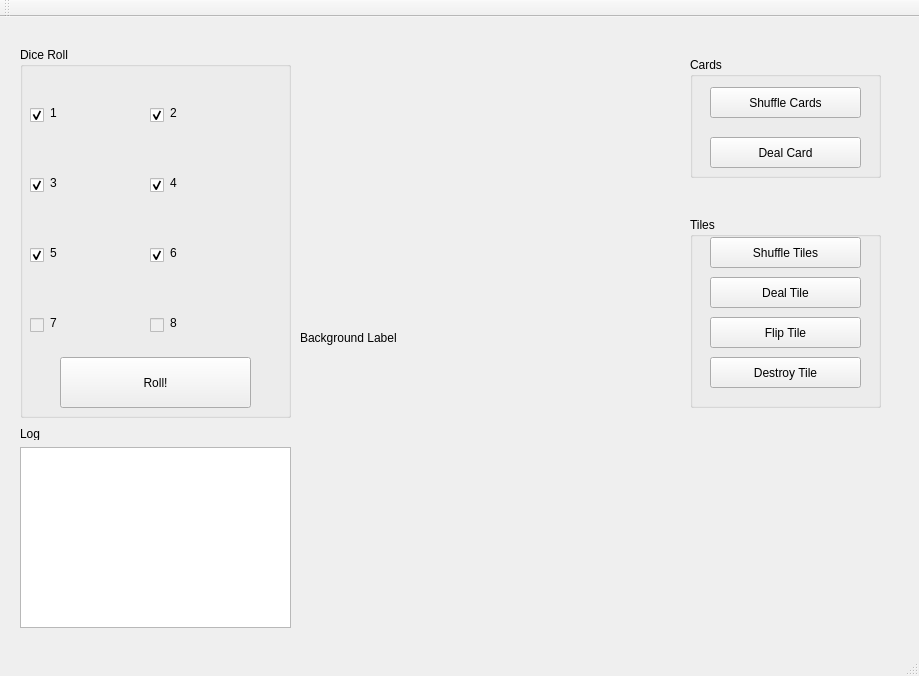
Old version of the form mainwindow.ui in the repository adnanutayim/KONY.
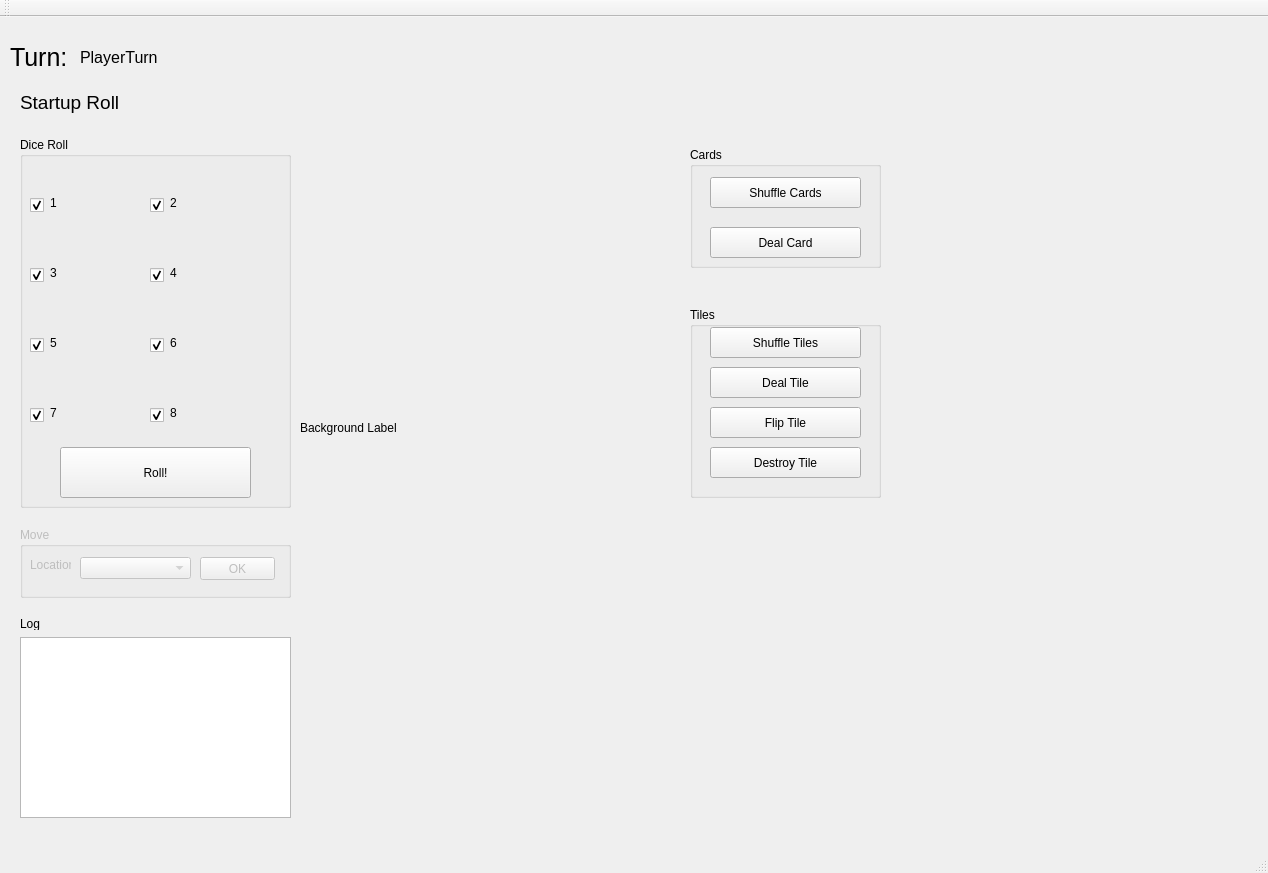
New version of the form.

```diff
--- a/mainwindow.ui
+++ b/mainwindow.ui
@@ -6,8 +6,8 @@
    <rect>
     <x>0</x>
     <y>0</y>
-    <width>919</width>
-    <height>676</height>
+    <width>1268</width>
+    <height>873</height>
    </rect>
   </property>
   <property name="windowTitle">
@@ -18,7 +18,7 @@
     <property name="geometry">
      <rect>
       <x>20</x>
-      <y>410</y>
+      <y>600</y>
       <width>47</width>
       <height>13</height>
      </rect>
@@ -31,7 +31,7 @@
     <property name="geometry">
      <rect>
       <x>20</x>
-      <y>30</y>
+      <y>120</y>
       <width>271</width>
       <height>371</height>
      </rect>
@@ -105,7 +105,7 @@
     </widget>
     <widget class="QCheckBox" name="diceCheckBox_7">
      <property name="enabled">
-      <bool>false</bool>
+      <bool>true</bool>
      </property>
      <property name="geometry">
       <rect>
@@ -118,6 +118,9 @@
      <property name="text">
       <string/>
      </property>
+     <property name="checked">
+      <bool>true</bool>
+     </property>
     </widget>
     <widget class="QCheckBox" name="diceCheckBox_4">
      <property name="geometry">
@@ -153,7 +156,7 @@
     </widget>
     <widget class="QCheckBox" name="diceCheckBox_8">
      <property name="enabled">
-      <bool>false</bool>
+      <bool>true</bool>
      </property>
      <property name="geometry">
       <rect>
@@ -166,6 +169,9 @@
      <property name="text">
       <string/>
      </property>
+     <property name="checked">
+      <bool>true</bool>
+     </property>
     </widget>
     <widget class="QLabel" name="diceLabel1">
      <property name="geometry">
@@ -289,7 +295,7 @@
     <property name="geometry">
      <rect>
       <x>20</x>
-      <y>430</y>
+      <y>620</y>
       <width>271</width>
       <height>181</height>
      </rect>
@@ -299,7 +305,7 @@
     <property name="geometry">
      <rect>
       <x>690</x>
-      <y>40</y>
+      <y>130</y>
       <width>191</width>
       <height>121</height>
      </rect>
@@ -338,7 +344,7 @@
     <property name="geometry">
      <rect>
       <x>690</x>
-      <y>200</y>
+      <y>290</y>
       <width>191</width>
       <height>191</height>
      </rect>
@@ -403,7 +409,7 @@
     <property name="geometry">
      <rect>
       <x>300</x>
-      <y>30</y>
+      <y>120</y>
       <width>361</width>
       <height>581</height>
      </rect>
@@ -412,6 +418,112 @@
      <string>Background Label</string>
     </property>
    </widget>
+   <widget class="QLabel" name="label_2">
+    <property name="geometry">
+     <rect>
+      <x>10</x>
+      <y>20</y>
+      <width>61</width>
+      <height>41</height>
+     </rect>
+    </property>
+    <property name="font">
+     <font>
+      <pointsize>19</pointsize>
+     </font>
+    </property>
+    <property name="text">
+     <string>Turn:</string>
+    </property>
+   </widget>
+   <widget class="QLabel" name="playerTurnLabel">
+    <property name="geometry">
+     <rect>
+      <x>80</x>
+      <y>20</y>
+      <width>121</width>
+      <height>41</height>
+     </rect>
+    </property>
+    <property name="font">
+     <font>
+      <pointsize>12</pointsize>
+     </font>
+    </property>
+    <property name="text">
+     <string>PlayerTurn</string>
+    </property>
+   </widget>
+   <widget class="QLabel" name="messageLabel">
+    <property name="geometry">
+     <rect>
+      <x>20</x>
+      <y>70</y>
+      <width>221</width>
+      <height>31</height>
+     </rect>
+    </property>
+    <property name="font">
+     <font>
+      <pointsize>14</pointsize>
+     </font>
+    </property>
+    <property name="text">
+     <string>Startup Roll</string>
+    </property>
+   </widget>
+   <widget class="QGroupBox" name="moveGroup">
+    <property name="enabled">
+     <bool>false</bool>
+    </property>
+    <property name="geometry">
+     <rect>
+      <x>20</x>
+      <y>510</y>
+      <width>271</width>
+      <height>71</height>
+     </rect>
+    </property>
+    <property name="title">
+     <string>Move</string>
+    </property>
+    <widget class="QLabel" name="label_3">
+     <property name="geometry">
+      <rect>
+       <x>10</x>
+       <y>30</y>
+       <width>41</width>
+       <height>16</height>
+      </rect>
+     </property>
+     <property name="text">
+      <string>Location</string>
+     </property>
+    </widget>
+    <widget class="QComboBox" name="locationCombo">
+     <property name="geometry">
+      <rect>
+       <x>60</x>
+       <y>30</y>
+       <width>111</width>
+       <height>22</height>
+      </rect>
+     </property>
+    </widget>
+    <widget class="QPushButton" name="moveButton">
+     <property name="geometry">
+      <rect>
+       <x>180</x>
+       <y>30</y>
+       <width>75</width>
+       <height>23</height>
+      </rect>
+     </property>
+     <property name="text">
+      <string>OK</string>
+     </property>
+    </widget>
+   </widget>
   </widget>
   <widget class="QMenuBar" name="menuBar">
    <property name="geometry">
```
Left out of the diff: 4 changed lines with no effect on the pictures.
